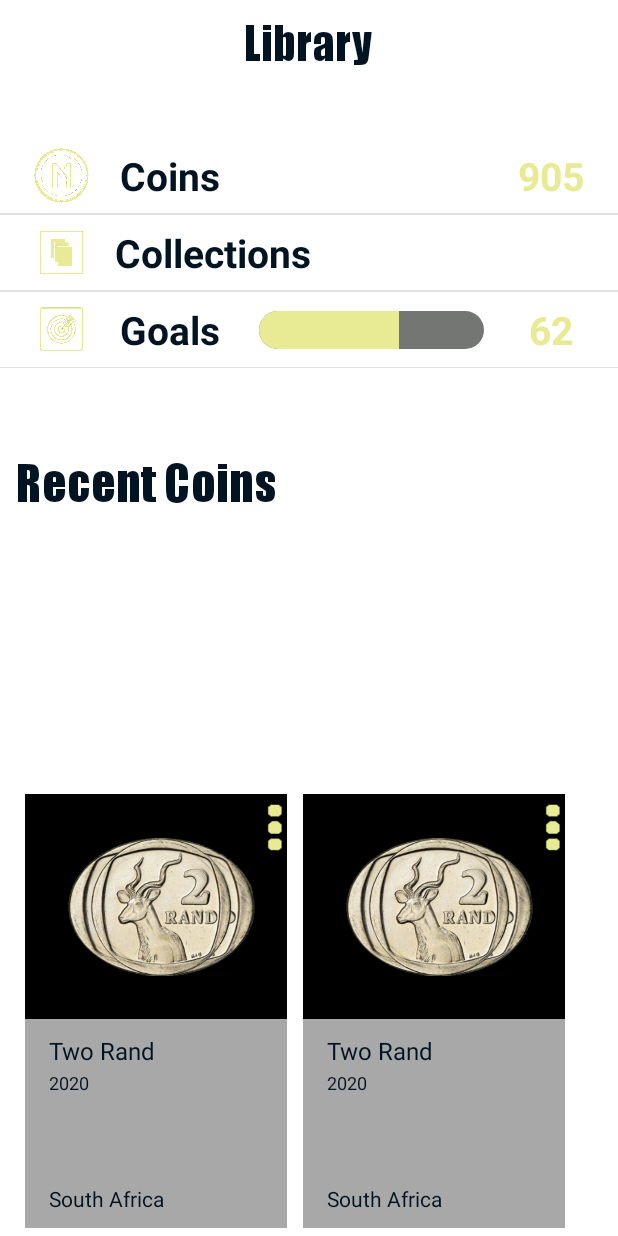
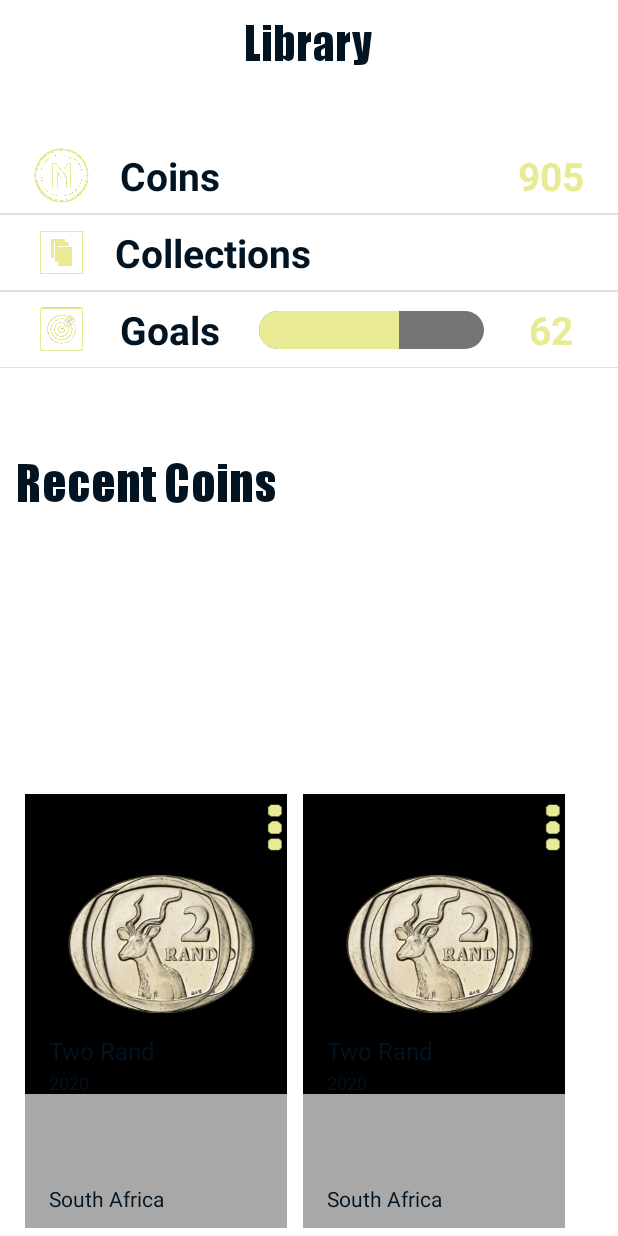
Before and after one commit to JoshMkhari/Mynt-Android, an Android app: the screen it shows after launch (MainActivity), on a phone screen of 412 x 824 dp. Run offline under Robolectric (Android 15) with nearby library versions, the phone set to English and light mode, and no system bars.

Commit message:
Folder Structure

```diff
--- a/app/src/main/java/com/example/mynt/MainActivity.java
+++ b/app/src/main/java/com/example/mynt/MainActivity.java
@@ -7,7 +7,7 @@ import androidx.viewpager2.widget.ViewPager2;
 
 import android.os.Bundle;
 
-import com.example.mynt.homeAct.HomeActFragmentAdapter;
+import com.example.mynt.homeAct.adapters.HomeActFragmentAdapter;
 import com.google.android.material.tabs.TabLayout;
 
 public class MainActivity extends AppCompatActivity {
--- a/app/src/main/java/com/example/mynt/homeAct/LeaderboardFragment.java
+++ b/app/src/main/java/com/example/mynt/homeAct/LeaderboardFragment.java
@@ -10,6 +10,8 @@ import android.view.ViewGroup;
 import android.widget.ListView;
 
 import com.example.mynt.R;
+import com.example.mynt.homeAct.adapters.Leaderboard_ListAdapter;
+import com.example.mynt.homeAct.models.Leaderboard_Model;
 
 import java.util.ArrayList;
 
--- a/app/src/main/java/com/example/mynt/homeAct/LibraryFragment.java
+++ b/app/src/main/java/com/example/mynt/homeAct/LibraryFragment.java
@@ -9,12 +9,13 @@ import androidx.recyclerview.widget.StaggeredGridLayoutManager;
 import android.view.LayoutInflater;
 import android.view.View;
 import android.view.ViewGroup;
-import android.widget.ListAdapter;
 import android.widget.ListView;
 
 import com.example.mynt.CoinAdapter;
 import com.example.mynt.Coin_Model;
 import com.example.mynt.R;
+import com.example.mynt.homeAct.adapters.Library_Options_ListAdapter;
+import com.example.mynt.homeAct.models.Library_Options_Model;
 
 import java.util.ArrayList;
 
--- a/app/src/main/java/com/example/mynt/homeAct/Library_Options_Model.java
+++ /dev/null
@@ -1,15 +0,0 @@
-package com.example.mynt.homeAct;
-
-public class Library_Options_Model {
-    int imageId;
-    String optionName;
-    int progress;
-    int optionValue;
-
-    public Library_Options_Model(int imageId, String optionName, int progress, int optionValue) {
-        this.imageId = imageId;
-        this.optionName = optionName;
-        this.progress = progress;
-        this.optionValue = optionValue;
-    }
-}
--- a/app/src/main/java/com/example/mynt/homeAct/HomeActFragmentAdapter.java
+++ b/app/src/main/java/com/example/mynt/homeAct/adapters/HomeActFragmentAdapter.java
@@ -1,10 +1,14 @@
-package com.example.mynt.homeAct;
+package com.example.mynt.homeAct.adapters;
 
 import androidx.annotation.NonNull;
 import androidx.fragment.app.Fragment;
 import androidx.fragment.app.FragmentManager;
 import androidx.lifecycle.Lifecycle;
 import androidx.viewpager2.adapter.FragmentStateAdapter;
+
+import com.example.mynt.homeAct.LeaderboardFragment;
+import com.example.mynt.homeAct.LibraryFragment;
+import com.example.mynt.homeAct.MainFragment;
 
 public class HomeActFragmentAdapter extends FragmentStateAdapter {
 
--- a/app/src/main/java/com/example/mynt/homeAct/Leaderboard_ListAdapter.java
+++ b/app/src/main/java/com/example/mynt/homeAct/adapters/Leaderboard_ListAdapter.java
@@ -1,4 +1,4 @@
-package com.example.mynt.homeAct;
+package com.example.mynt.homeAct.adapters;
 
 import android.content.Context;
 import android.view.LayoutInflater;
@@ -12,6 +12,7 @@ import androidx.annotation.NonNull;
 import androidx.annotation.Nullable;
 
 import com.example.mynt.R;
+import com.example.mynt.homeAct.models.Leaderboard_Model;
 
 import java.util.ArrayList;
 
--- a/app/src/main/java/com/example/mynt/homeAct/Library_Options_ListAdapter.java
+++ b/app/src/main/java/com/example/mynt/homeAct/adapters/Library_Options_ListAdapter.java
@@ -1,4 +1,4 @@
-package com.example.mynt.homeAct;
+package com.example.mynt.homeAct.adapters;
 
 import android.content.Context;
 import android.view.LayoutInflater;
@@ -8,12 +8,12 @@ import android.widget.BaseAdapter;
 import android.widget.ImageView;
 import android.widget.ProgressBar;
 import android.widget.TextView;
-import android.widget.Toast;
 
 import androidx.annotation.NonNull;
 import androidx.annotation.Nullable;
 
 import com.example.mynt.R;
+import com.example.mynt.homeAct.models.Library_Options_Model;
 
 import java.util.ArrayList;
 
@@ -55,12 +55,12 @@ public class Library_Options_ListAdapter extends BaseAdapter {
         ProgressBar optionProgress = convertView.findViewById(R.id.progressBar);
         TextView optionValue = convertView.findViewById(R.id.library_nav_value);
 
-        optionName.setText(this.libraryOptionsList.get(position).optionName);
+        optionName.setText(this.libraryOptionsList.get(position).getOptionName());
         switch (position)
         {
             case 0:
                 optionIcon.setBackgroundResource(R.drawable.app_logo);
-                optionValue.setText(this.libraryOptionsList.get(position).optionValue+"");
+                optionValue.setText(this.libraryOptionsList.get(position).getOptionValue()+"");
                 optionProgress.setVisibility(View.INVISIBLE);
                 break;
             case 1:
@@ -70,8 +70,8 @@ public class Library_Options_ListAdapter extends BaseAdapter {
                 break;
             default:
                 optionIcon.setBackgroundResource(R.drawable.goal_icon);
-                optionValue.setText(this.libraryOptionsList.get(position).optionValue+"");
-                optionProgress.setProgress(this.libraryOptionsList.get(position).progress);
+                optionValue.setText(this.libraryOptionsList.get(position).getOptionValue()+"");
+                optionProgress.setProgress(this.libraryOptionsList.get(position).getProgress());
                 break;
         }
 
--- a/app/src/main/java/com/example/mynt/homeAct/Leaderboard_Model.java
+++ b/app/src/main/java/com/example/mynt/homeAct/models/Leaderboard_Model.java
@@ -1,4 +1,4 @@
-package com.example.mynt.homeAct;
+package com.example.mynt.homeAct.models;
 
 public class Leaderboard_Model {
 
--- /dev/null
+++ b/app/src/main/java/com/example/mynt/homeAct/models/Library_Options_Model.java
@@ -0,0 +1,48 @@
+package com.example.mynt.homeAct.models;
+
+public class Library_Options_Model {
+    int imageId;
+    String optionName;
+    int progress;
+
+    public int getImageId() {
+        return imageId;
+    }
+
+    public void setImageId(int imageId) {
+        this.imageId = imageId;
+    }
+
+    public String getOptionName() {
+        return optionName;
+    }
+
+    public void setOptionName(String optionName) {
+        this.optionName = optionName;
+    }
+
+    public int getProgress() {
+        return progress;
+    }
+
+    public void setProgress(int progress) {
+        this.progress = progress;
+    }
+
+    public int getOptionValue() {
+        return optionValue;
+    }
+
+    public void setOptionValue(int optionValue) {
+        this.optionValue = optionValue;
+    }
+
+    int optionValue;
+
+    public Library_Options_Model(int imageId, String optionName, int progress, int optionValue) {
+        this.imageId = imageId;
+        this.optionName = optionName;
+        this.progress = progress;
+        this.optionValue = optionValue;
+    }
+}
--- a/app/src/main/res/layout/fragment_main_act_adapter.xml
+++ b/app/src/main/res/layout/fragment_main_act_adapter.xml
@@ -3,7 +3,7 @@
     xmlns:tools="http://schemas.android.com/tools"
     android:layout_width="match_parent"
     android:layout_height="match_parent"
-    tools:context=".homeAct.HomeActFragmentAdapter">
+    tools:context=".homeAct.adapters.HomeActFragmentAdapter">
 
     <!-- TODO: Update blank fragment layout -->
     <TextView
--- a/app/src/main/res/layout/library_recent_coins_listview.xml
+++ b/app/src/main/res/layout/library_recent_coins_listview.xml
@@ -10,7 +10,7 @@
     <ImageView
         android:id="@+id/coin_background_imageview"
         android:layout_width="180dp"
-        android:layout_height="150dp"
+        android:layout_height="200dp"
         app:layout_constraintStart_toStartOf="parent"
         app:layout_constraintTop_toTopOf="parent"
         android:contentDescription="@string/coin_background"
```
